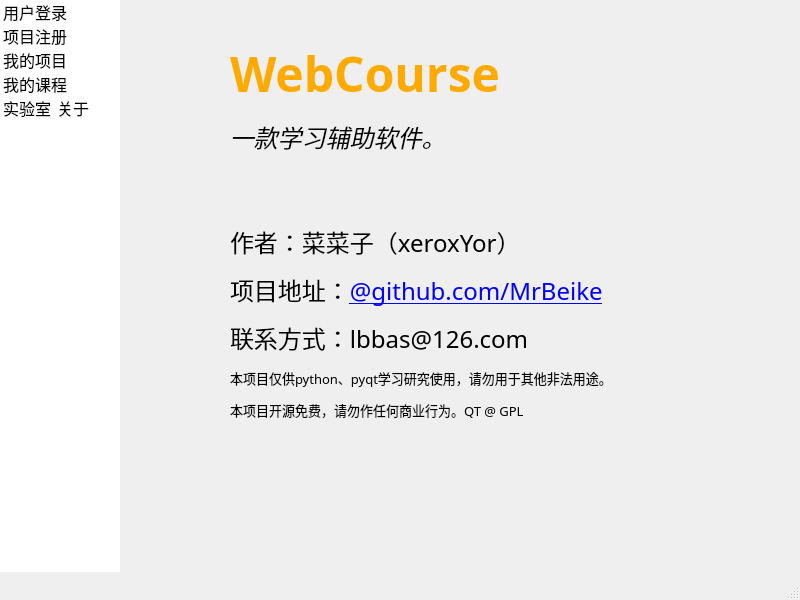
Above: ui/MainWindow.ui from MrBeike/WebCourse-QTGUI before the change. Below: the same form after it.
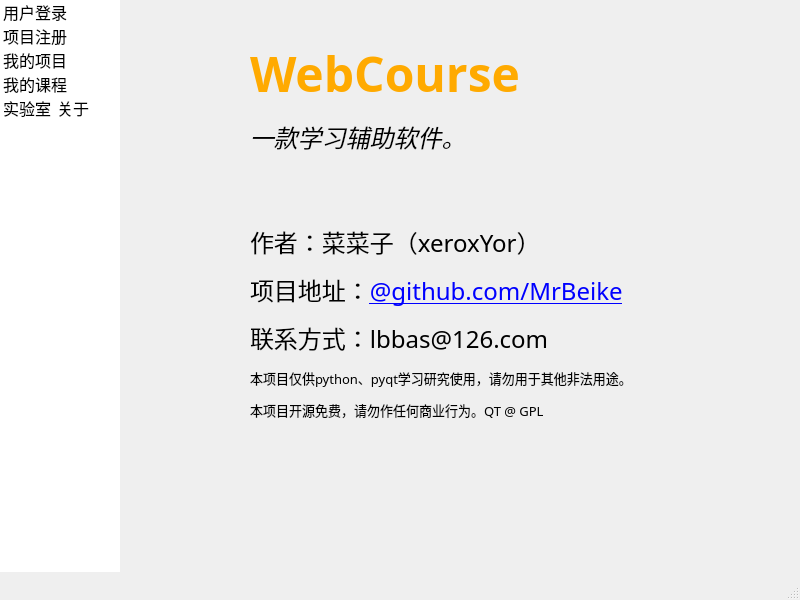
That is the form after the change. The open tabs and pages were chosen to show the change. Icons and pictures are not drawn.

```diff
--- a/ui/MainWindow.ui
+++ b/ui/MainWindow.ui
@@ -558,14 +558,14 @@
       </property>
       <property name="geometry">
        <rect>
-        <x>110</x>
+        <x>130</x>
         <y>40</y>
-        <width>431</width>
+        <width>391</width>
         <height>381</height>
        </rect>
       </property>
       <property name="text">
-       <string>&lt;html&gt;&lt;head/&gt;&lt;body&gt;&lt;p&gt;&lt;span style=&quot; font-size:36pt; font-weight:600; color:#ffaa00;&quot;&gt;WebCourse&lt;/span&gt;&lt;/p&gt;&lt;p&gt;&lt;span style=&quot; font-size:18pt; font-style:italic;&quot;&gt;一款学习辅助软件。&lt;/span&gt;&lt;/p&gt;&lt;p&gt;&lt;br/&gt;&lt;/p&gt;&lt;p&gt;&lt;span style=&quot; font-size:18pt;&quot;&gt;作者：菜菜子（xeroxYor）&lt;/span&gt;&lt;/p&gt;&lt;p&gt;&lt;span style=&quot; font-size:18pt;&quot;&gt;项目地址：&lt;/span&gt;&lt;a href=&quot;github.com/MrBeike/webCourse.git&quot;&gt;&lt;span style=&quot; font-size:18pt; text-decoration: underline; color:#0000ff;&quot;&gt;@github.com/MrBeike&lt;/span&gt;&lt;/a&gt;&lt;/p&gt;&lt;p&gt;&lt;span style=&quot; font-size:18pt;&quot;&gt;联系方式：lbbas@126.com&lt;/span&gt;&lt;/p&gt;&lt;p&gt;&lt;span style=&quot; font-size:10pt;&quot;&gt;本项目仅供python、pyqt学习研究使用，请勿用于其他非法用途。&lt;/span&gt;&lt;/p&gt;&lt;p&gt;&lt;span style=&quot; font-size:10pt;&quot;&gt;本项目开源免费，请勿作任何商业行为。QT @ GPL&lt;/span&gt;&lt;/p&gt;&lt;/body&gt;&lt;/html&gt;</string>
+       <string>&lt;html&gt;&lt;head/&gt;&lt;body&gt;&lt;p&gt;&lt;span style=&quot; font-size:36pt; font-weight:600; color:#ffaa00;&quot;&gt;  WebCourse&lt;/span&gt;&lt;/p&gt;&lt;p&gt;&lt;span style=&quot; font-size:18pt; font-style:italic;&quot;&gt;     一款学习辅助软件。&lt;/span&gt;&lt;/p&gt;&lt;p&gt;&lt;br/&gt;&lt;/p&gt;&lt;p&gt;&lt;span style=&quot; font-size:18pt;&quot;&gt;作者：菜菜子（xeroxYor）&lt;/span&gt;&lt;/p&gt;&lt;p&gt;&lt;span style=&quot; font-size:18pt;&quot;&gt;项目地址：&lt;/span&gt;&lt;a href=&quot;github.com/MrBeike/webCourse.git&quot;&gt;&lt;span style=&quot; font-size:18pt; text-decoration: underline; color:#0000ff;&quot;&gt;@github.com/MrBeike&lt;/span&gt;&lt;/a&gt;&lt;/p&gt;&lt;p&gt;&lt;span style=&quot; font-size:18pt;&quot;&gt;联系方式：lbbas@126.com&lt;/span&gt;&lt;/p&gt;&lt;p&gt;&lt;span style=&quot; font-size:10pt;&quot;&gt;本项目仅供python、pyqt学习研究使用，请勿用于其他非法用途。&lt;/span&gt;&lt;/p&gt;&lt;p&gt;&lt;span style=&quot; font-size:10pt;&quot;&gt;本项目开源免费，请勿作任何商业行为。QT @ GPL&lt;/span&gt;&lt;/p&gt;&lt;/body&gt;&lt;/html&gt;</string>
       </property>
       <property name="textFormat">
        <enum>Qt::RichText</enum>
@@ -596,15 +596,35 @@
      <widget class="QPushButton" name="xeroxyor_button">
       <property name="geometry">
        <rect>
-        <x>270</x>
+        <x>280</x>
         <y>230</y>
-        <width>121</width>
+        <width>101</width>
         <height>31</height>
        </rect>
       </property>
+      <property name="font">
+       <font>
+        <kerning>false</kerning>
+       </font>
+      </property>
+      <property name="cursor">
+       <cursorShape>WhatsThisCursor</cursorShape>
+      </property>
+      <property name="focusPolicy">
+       <enum>Qt::NoFocus</enum>
+      </property>
+      <property name="contextMenuPolicy">
+       <enum>Qt::NoContextMenu</enum>
+      </property>
       <property name="text">
        <string/>
       </property>
+      <property name="checkable">
+       <bool>false</bool>
+      </property>
+      <property name="default">
+       <bool>false</bool>
+      </property>
       <property name="flat">
        <bool>true</bool>
       </property>
```
Left out of the diff: 11 changed lines with no effect on the pictures.
